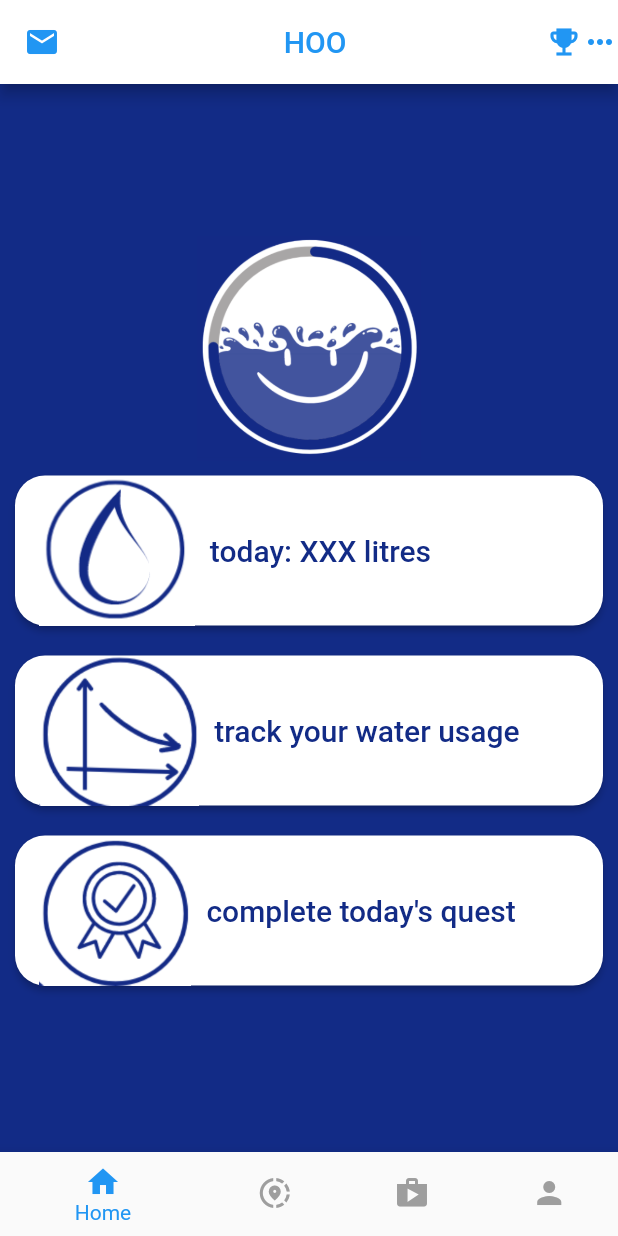
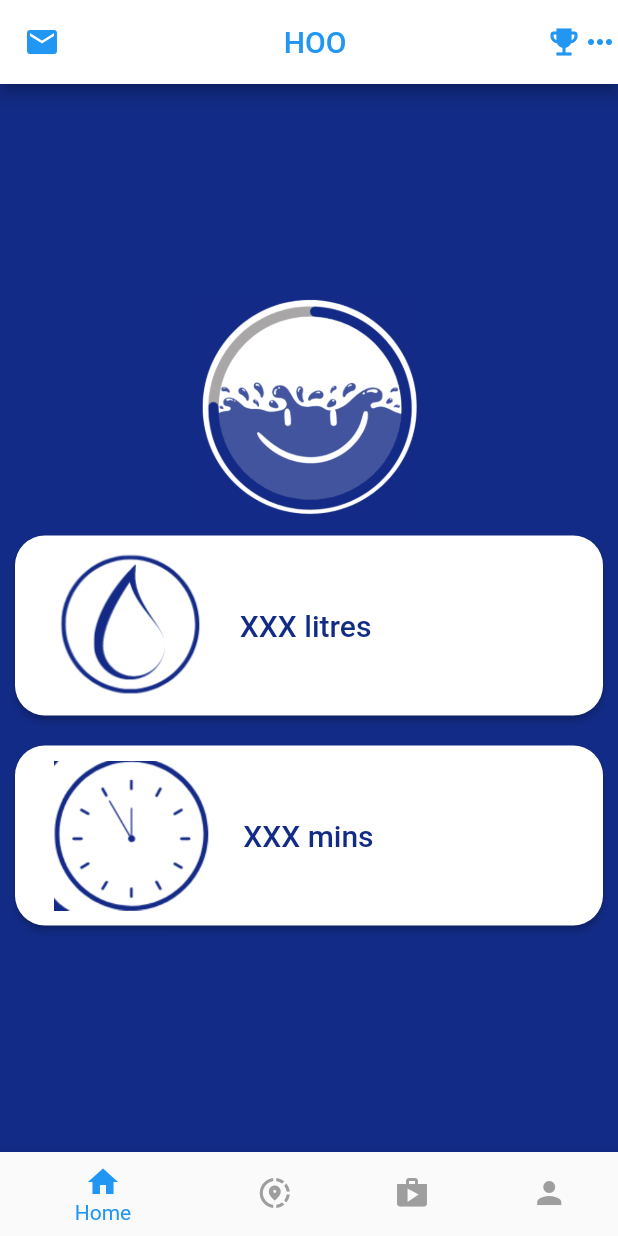
Before and after one commit to tch1001/hoo-app, a Flutter app: the DashboardScreen screen opened directly, after a tap on "today: XXX litres", on a phone screen of 412 x 824 dp. Run offline on Flutter 3.47's test engine with Material 2 defaults, Android fonts, the phone set to English and light mode, and no system bars.

Commit message:
partial progress for waterusagescreen

```diff
--- /dev/null
+++ b/lib/WaterUsageScreen.dart
@@ -0,0 +1,27 @@
+import 'package:flutter/material.dart';
+import 'package:twig_app/appbar.dart';
+import 'package:twig_app/style.dart';
+
+class WaterUsageScreen extends StatefulWidget{
+  @override
+  _WaterUsageScreenState createState() => _WaterUsageScreenState();
+}
+class _WaterUsageScreenState extends State<WaterUsageScreen>{
+
+  @override
+  Widget build(BuildContext context){
+    return Scaffold(
+        appBar: myappbar(context),
+        bottomNavigationBar: mybottomnavbar(context),
+        backgroundColor: Theme.of(context).backgroundColor,
+        body: Column(
+          mainAxisAlignment: MainAxisAlignment.center,
+          children: [
+            Image.asset('assets/watersmile.png', height: 150),
+            createRichButton("assets/watericon.png", "XXX litres", () { }),
+            createRichButton("assets/clock.png", "XXX mins", () { print("clock"); }),
+          ],
+        )
+    );
+  }
+}
--- a/lib/dashboard.dart
+++ b/lib/dashboard.dart
@@ -1,4 +1,5 @@
 import 'package:flutter/material.dart';
+import 'package:twig_app/WaterUsageScreen.dart';
 import 'package:twig_app/appbar.dart';
 import 'package:twig_app/style.dart';
 
@@ -8,21 +9,6 @@ class DashboardScreen extends StatefulWidget{
 }
 class _DashboardScreenState extends State<DashboardScreen>{
 
-  Container createRichButton(String asset_path, void Function() onPressed, String text){
-    return Container(
-        padding: EdgeInsets.all(10.0),
-        child: ElevatedButton(
-          onPressed: onPressed,
-          style: buttonStyle,
-          child: Row(
-            children: [
-              Image.asset(asset_path, height: 100,),
-              Padding(child: Text(text, style: buttonTextStyle), padding: EdgeInsets.all(10.0))
-            ],
-          ),
-        )
-    );
-  }
   @override
   Widget build(BuildContext context){
     return Scaffold(
@@ -32,10 +18,12 @@ class _DashboardScreenState extends State<DashboardScreen>{
         body: Column(
           mainAxisAlignment: MainAxisAlignment.center,
           children: [
-            Image.asset('assets/watersmile.png', height: 150,),
-            createRichButton("assets/watericon.png", () { print("watericon"); }, "today: XXX litres"),
-            createRichButton("assets/graph.png", () { print("graph"); }, "track your water usage"),
-            createRichButton("assets/quest.png", () { print("quest"); }, "complete today's quest")
+            Image.asset('assets/watersmile.png', height: 150),
+            createRichButton("assets/watericon.png", "today: XXX litres", () {
+              Navigator.push(context, MaterialPageRoute(builder: (context)=>(WaterUsageScreen())));
+            }),
+            createRichButton("assets/graph.png", "track your water usage", () { print("graph"); }),
+            createRichButton("assets/quest.png", "complete today's quest", () { print("quest"); })
           ],
         )
     );
--- a/lib/main.dart
+++ b/lib/main.dart
@@ -90,7 +90,6 @@ class _MyHomePageState extends State<MyHomePage> {
                           padding: EdgeInsets.all(10),
                           child: ElevatedButton(
                             onPressed: (){
-                              print("meow");
                               Navigator.push(context, MaterialPageRoute(builder: (context)=>DashboardScreen()));
                             },
                             style: buttonStyle,
--- a/lib/style.dart
+++ b/lib/style.dart
@@ -12,3 +12,18 @@ ButtonStyle buttonStyle = ElevatedButton.styleFrom(
         borderRadius: BorderRadius.circular(20)
     )
 );
+Container createRichButton(String asset_path, String text, void Function() onPressed){
+  return Container(
+      padding: EdgeInsets.all(10.0),
+      child: ElevatedButton(
+        onPressed: onPressed,
+        style: buttonStyle,
+        child: Row(
+          children: [
+            Padding(child: Image.asset(asset_path, height: 100,), padding: EdgeInsets.all(10.0),),
+            Padding(child: Text(text, style: buttonTextStyle), padding: EdgeInsets.all(10.0))
+          ],
+        ),
+      )
+  );
+}
```
Also changed, not shown: assets/clock.png (added), assets/completion.png (added).
